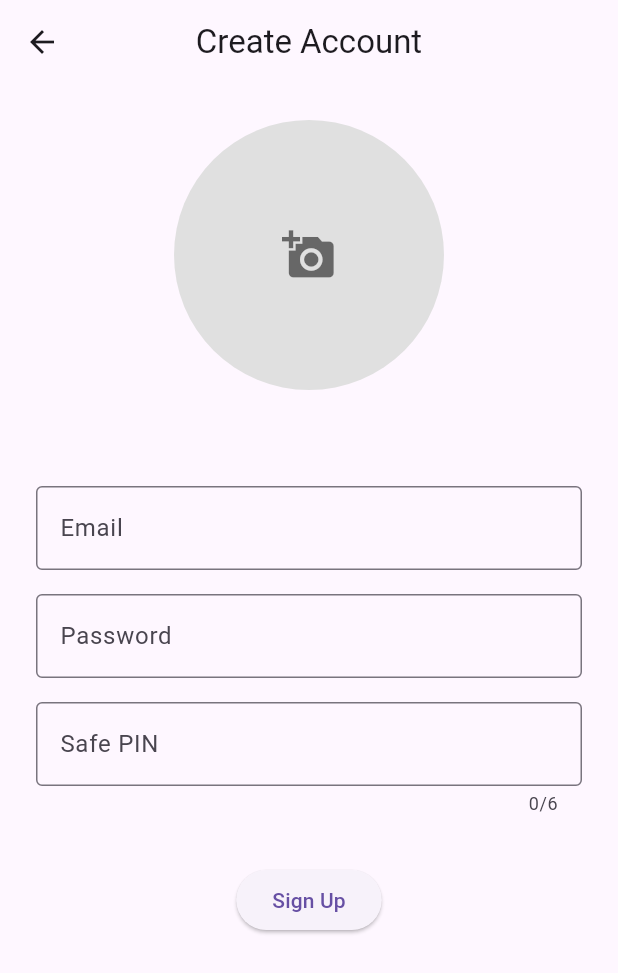
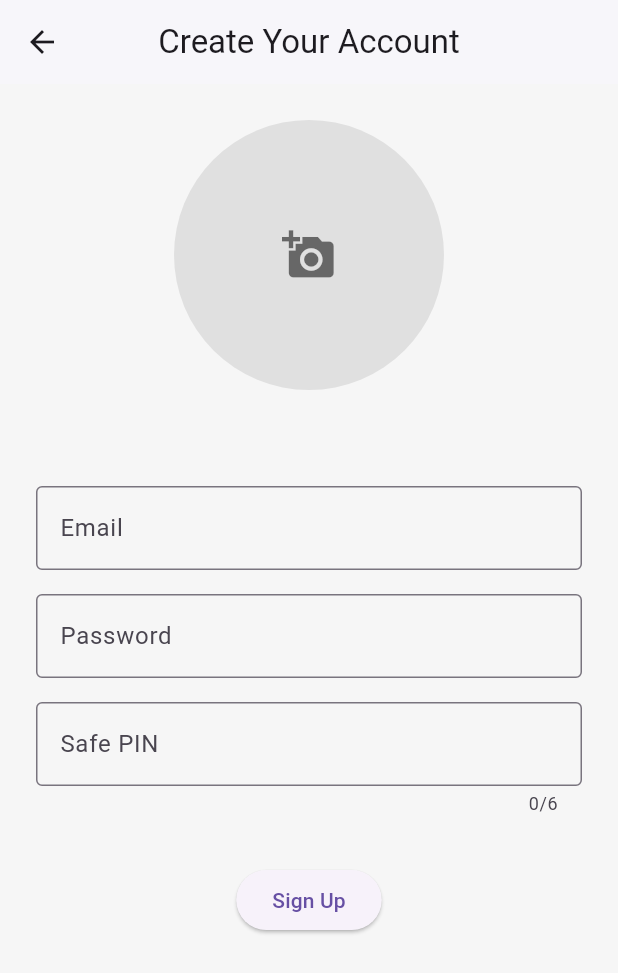
Before and after one commit to Hansenyao/locktalk_app, a Flutter app: the screen it shows after launch, after a tap on "Create a new account", on a phone screen of 412 x 824 dp. Shown: the top 973 px of the screen. Run offline on Flutter 3.47's test engine with Material 3 defaults, Android fonts, the phone set to English and light mode, and no system bars; our stand-ins replace cloud_firestore, firebase_auth, firebase_core, firebase_storage, image_picker; missing offline and left inert: firebase_ui_auth, pointycastle; accounts and stored records are empty.

Commit message:
update code for UI color and new AppTitleBar widget

```diff
--- a/lib/pages/chat_page.dart
+++ b/lib/pages/chat_page.dart
@@ -4,6 +4,7 @@ import 'package:locktalk_app/models/contact.dart';
 import 'package:locktalk_app/pages/app_state.dart';
 import 'package:locktalk_app/widgets/chat_input.dart';
 import 'package:locktalk_app/widgets/chat_list.dart';
+import 'package:locktalk_app/widgets/app_title_bar.dart';
 
 class ChatPage extends StatelessWidget {
   const ChatPage({super.key, required this.peer});
@@ -24,7 +25,8 @@ class ChatPage extends StatelessWidget {
     final chatId = getChatId(currentUser.uid, peer.userId);
 
     return Scaffold(
-      appBar: AppBar(title: Text(peer.name), centerTitle: true),
+      backgroundColor: const Color(0xFFF6F6F6),
+      appBar: AppTitleBar(title: peer.name),
       body: Column(
         children: [
           // Chat history
--- a/lib/pages/home_page.dart
+++ b/lib/pages/home_page.dart
@@ -3,6 +3,7 @@ import 'package:locktalk_app/widgets/bottom_nav_bar.dart';
 import 'package:locktalk_app/widgets/contact_view.dart';
 import 'package:locktalk_app/widgets/message_view.dart';
 import 'package:locktalk_app/widgets/profile_view.dart';
+import 'package:locktalk_app/widgets/app_title_bar.dart';
 
 class HomePage extends StatefulWidget {
   const HomePage({super.key});
@@ -21,14 +22,15 @@ class _HomePageState extends State<HomePage> {
     super.initState();
 
     // Bottom nav bar options and views
-    _titles = ["Contact", "Messages", "Profile"];
+    _titles = ["Contact", "Chat History", "Profile"];
     _views = [ContactView(), MessageView(), ProfileView()];
   }
 
   @override
   Widget build(BuildContext context) {
     return Scaffold(
-      appBar: AppBar(title: Text(_titles[_currentIndex]), centerTitle: true),
+      backgroundColor: const Color(0xFFF6F6F6),
+      appBar: AppTitleBar(title: _titles[_currentIndex]),
       body: _views[_currentIndex],
       bottomNavigationBar: BottomNavBar(
         currentIndex: _currentIndex,
--- a/lib/pages/signin_page.dart
+++ b/lib/pages/signin_page.dart
@@ -2,6 +2,7 @@ import 'package:flutter/material.dart';
 import 'package:firebase_auth/firebase_auth.dart';
 import 'package:locktalk_app/pages/routes.dart' as routes;
 import 'package:locktalk_app/firebase_functions.dart';
+import 'package:locktalk_app/widgets/app_title_bar.dart';
 
 class SigninPage extends StatefulWidget {
   const SigninPage({super.key});
@@ -50,7 +51,8 @@ class _SigninPageState extends State<SigninPage> {
   @override
   Widget build(BuildContext context) {
     return Scaffold(
-      appBar: AppBar(title: Text('Sign In'), centerTitle: true),
+      backgroundColor: const Color(0xFFF6F6F6),
+      appBar: AppTitleBar(title: 'Welcome'),
       body: Padding(
         padding: const EdgeInsets.all(24.0),
         child: Form(
--- a/lib/pages/signup_page.dart
+++ b/lib/pages/signup_page.dart
@@ -6,6 +6,7 @@ import 'package:locktalk_app/models/contact.dart';
 import 'package:locktalk_app/widgets/avatar_picker.dart';
 import 'package:locktalk_app/pages/routes.dart' as routes;
 import 'package:locktalk_app/firebase_functions.dart';
+import 'package:locktalk_app/widgets/app_title_bar.dart';
 
 class SignupPage extends StatefulWidget {
   const SignupPage({super.key});
@@ -85,7 +86,8 @@ class _SignupPageState extends State<SignupPage> {
   @override
   Widget build(BuildContext context) {
     return Scaffold(
-      appBar: AppBar(title: Text('Create Account'), centerTitle: true),
+      backgroundColor: const Color(0xFFF6F6F6),
+      appBar: AppTitleBar(title: 'Create Your Account'),
       body: SingleChildScrollView(
         padding: const EdgeInsets.all(24.0),
         child: Column(
--- /dev/null
+++ b/lib/widgets/app_title_bar.dart
@@ -0,0 +1,20 @@
+import 'package:flutter/material.dart';
+
+class AppTitleBar extends StatelessWidget implements PreferredSizeWidget {
+  const AppTitleBar({super.key, required this.title});
+
+  final String title;
+
+  @override
+  Size get preferredSize => const Size.fromHeight(kToolbarHeight);
+
+  @override
+  Widget build(BuildContext context) {
+    return AppBar(
+      backgroundColor: Colors.white,
+      title: Text(title),
+      centerTitle: true,
+      elevation: 1,
+    );
+  }
+}
--- a/lib/widgets/chat_input.dart
+++ b/lib/widgets/chat_input.dart
@@ -51,7 +51,7 @@ class _MessageInputState extends State<ChatInput> {
   Widget build(BuildContext context) {
     return Container(
       padding: const EdgeInsets.only(top: 5, left: 10, right: 10, bottom: 40),
-      color: Colors.grey[100],
+      color: Colors.white,
 
       child: Column(
         mainAxisSize: MainAxisSize.min,
```
Also changed, not shown: lib/widgets/bottom_nav_bar.dart (+7 -12 lines).
